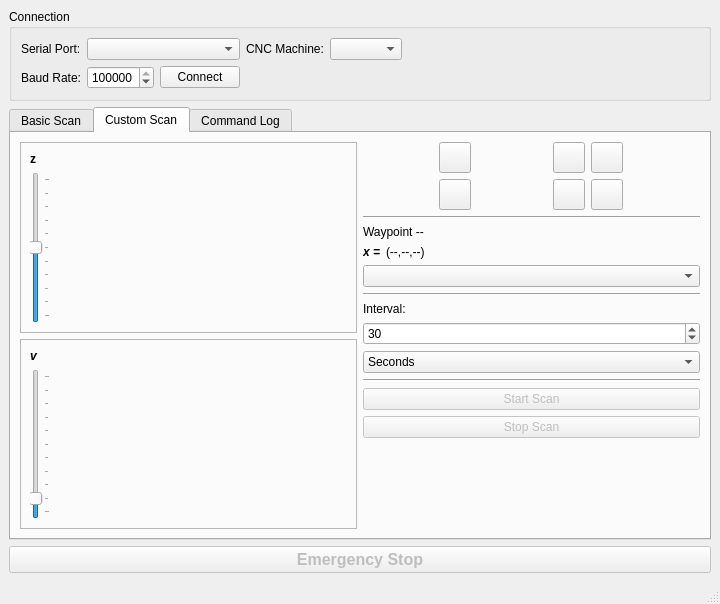
First picture: the form in touch-o-matic-tabbed.ui, repository westphallm1/TouchOMaticController, before the edit.
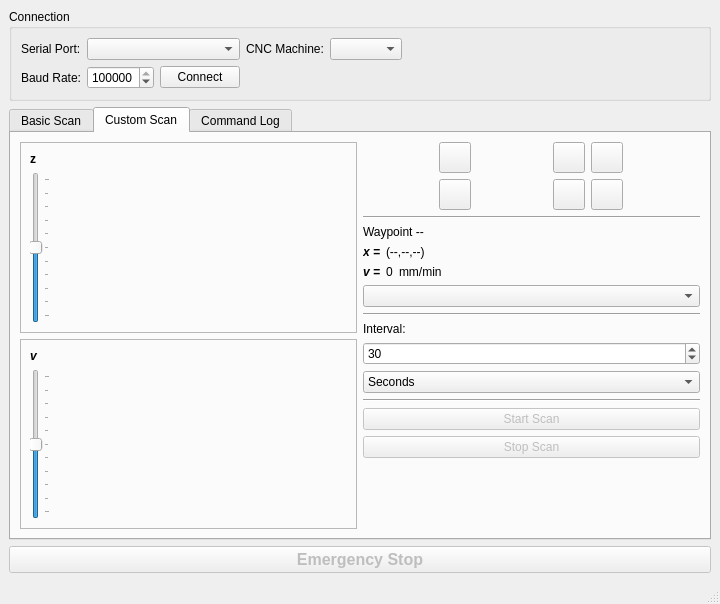
Second picture: the form after the edit. Icons and pictures are not drawn.

Patch:
```diff
--- a/touch-o-matic-tabbed.ui
+++ b/touch-o-matic-tabbed.ui
@@ -622,10 +622,10 @@
              <item>
               <widget class="QSlider" name="vSlider">
                <property name="maximum">
-                <number>100</number>
+                <number>1000</number>
                </property>
                <property name="value">
-                <number>10</number>
+                <number>500</number>
                </property>
                <property name="orientation">
                 <enum>Qt::Vertical</enum>
@@ -633,6 +633,9 @@
                <property name="tickPosition">
                 <enum>QSlider::TicksBelow</enum>
                </property>
+               <property name="tickInterval">
+                <number>100</number>
+               </property>
               </widget>
              </item>
             </layout>
@@ -825,6 +828,53 @@
             </item>
            </layout>
           </item>
+          <item>
+           <layout class="QHBoxLayout" name="horizontalLayout_15">
+            <property name="bottomMargin">
+             <number>0</number>
+            </property>
+            <item>
+             <widget class="QLabel" name="label_15">
+              <property name="sizePolicy">
+               <sizepolicy hsizetype="Maximum" vsizetype="Preferred">
+                <horstretch>0</horstretch>
+                <verstretch>0</verstretch>
+               </sizepolicy>
+              </property>
+              <property name="font">
+               <font>
+                <weight>75</weight>
+                <italic>true</italic>
+                <bold>true</bold>
+               </font>
+              </property>
+              <property name="text">
+               <string>v =</string>
+              </property>
+             </widget>
+            </item>
+            <item>
+             <widget class="QLabel" name="vVal">
+              <property name="sizePolicy">
+               <sizepolicy hsizetype="Maximum" vsizetype="Preferred">
+                <horstretch>0</horstretch>
+                <verstretch>0</verstretch>
+               </sizepolicy>
+              </property>
+              <property name="text">
+               <string>0</string>
+              </property>
+             </widget>
+            </item>
+            <item>
+             <widget class="QLabel" name="label_17">
+              <property name="text">
+               <string>mm/min</string>
+              </property>
+             </widget>
+            </item>
+           </layout>
+          </item>
           <item>
            <widget class="QComboBox" name="actionBox"/>
           </item>
```
Left out of the diff: 46 changed lines with no effect on the pictures.
